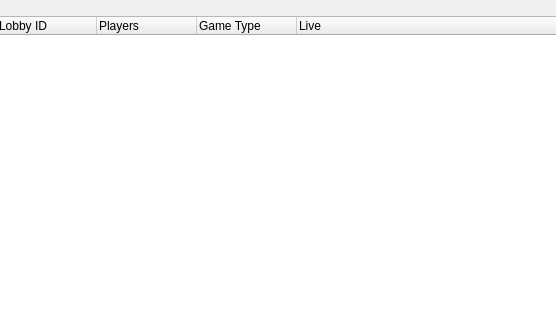
This is QtDesigner.ui in Bodzioo44/CPP_Rewrite as Qt 5 draws it before an edit; both pictures show x 0 to 556 and y 0 to 320 of the 867 by 607 pixel window. The edited form follows.
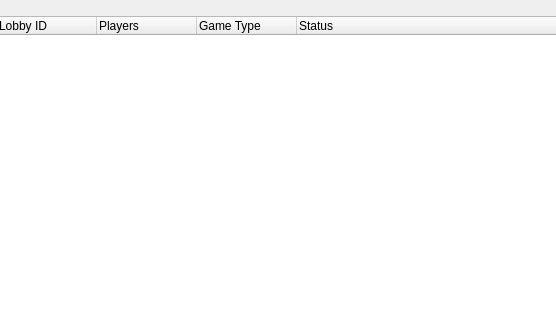
This is the edited form. The open tabs and pages were chosen to show the change.

```diff
--- a/QtDesigner.ui
+++ b/QtDesigner.ui
@@ -207,7 +207,7 @@
             </column>
             <column>
              <property name="text">
-              <string>Live</string>
+              <string>Status</string>
              </property>
             </column>
            </widget>
```
